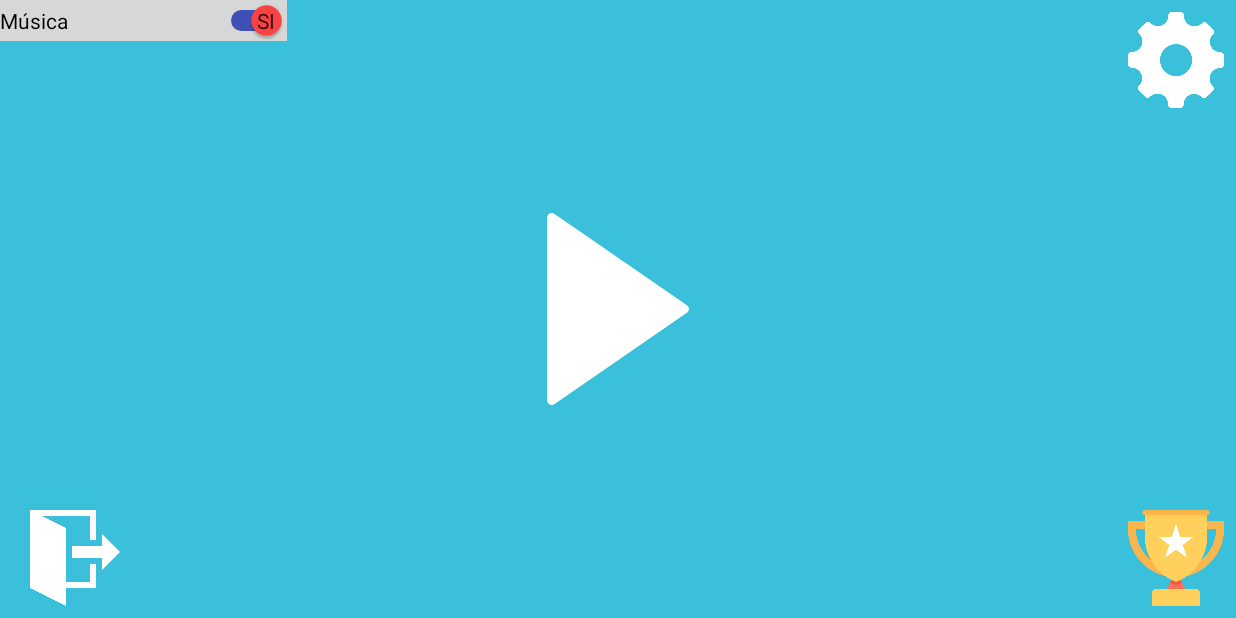
After one commit to mcherubini/juego-cartas-memoria, an Android app: the fragment FragmentOpciones placed in its activity, on a phone screen of 824 x 412 dp (held sideways). The commit adds this screen. Run offline under Robolectric (Android 15) with nearby library versions, the phone set to English and light mode, and no system bars.

Commit message:
Añadido Boton de opciones al menu principal, el cual incluye una Activity con boton de activar o desactivar la musica que se guarda en las preferencias compartidas.

```diff
--- a/app/src/main/AndroidManifest.xml
+++ b/app/src/main/AndroidManifest.xml
@@ -24,7 +24,8 @@
         <activity
             android:name=".ActivityPartida"
             android:screenOrientation="landscape" />
-        <activity android:name=".ActivityPuntuaciones"></activity>
+        <activity android:name=".ActivityPuntuaciones" />
+        <activity android:name=".ActivityOpciones"></activity>
     </application>
 
 </manifest>
--- a/app/src/main/java/com/example/michele/proyectojuegoparejas/FragmentMenu.java
+++ b/app/src/main/java/com/example/michele/proyectojuegoparejas/FragmentMenu.java
@@ -36,7 +36,7 @@ public class FragmentMenu extends Fragment{
         view =  inflater.inflate(R.layout.fragment_menu, container, false);
         ImageButton btnJugar = (ImageButton) view.findViewById(R.id.imagen_play);
         ImageButton btnExit = (ImageButton) view.findViewById(R.id.imagen_exit);
-        //ImageButton btnOpciones = (ImageButton) view.findViewById(R.id.imagen_opciones);
+        ImageButton btnOpciones = (ImageButton) view.findViewById(R.id.imagen_opciones);
         ImageButton btnScore = (ImageButton) view.findViewById(R.id.imagen_trofeo);
 
         btnJugar.setOnClickListener(new View.OnClickListener(){
@@ -45,7 +45,12 @@ public class FragmentMenu extends Fragment{
                 callBack.cargarDificultad();
             }
         });
-
+        btnOpciones.setOnClickListener(new View.OnClickListener(){
+            @Override
+            public void onClick(View view) {
+                callBack.cargarOpciones();
+            }
+        });
         btnExit.setOnClickListener(new View.OnClickListener(){
             @Override
             public void onClick(View view) {
@@ -73,14 +78,8 @@ public class FragmentMenu extends Fragment{
     }
 
 
-    /*public void cargarDificultad(){
-
-        Intent i = new Intent(getContext(),ActivityDificultad.class);
-        startActivity(i);
-
-    }*/
-
     public interface ListenerMenuPartida{
         public void cargarDificultad();
+        public void cargarOpciones();
     }
 }
--- /dev/null
+++ b/app/src/main/java/com/example/michele/proyectojuegoparejas/FragmentOpciones.java
@@ -0,0 +1,56 @@
+package com.example.michele.proyectojuegoparejas;
+
+
+import android.content.Context;
+import android.content.SharedPreferences;
+import android.os.Bundle;
+import android.support.v4.app.Fragment;
+import android.util.Log;
+import android.view.LayoutInflater;
+import android.view.View;
+import android.view.ViewGroup;
+import android.widget.CompoundButton;
+import android.widget.Switch;
+
+
+public class FragmentOpciones extends Fragment {
+
+    private SharedPreferences sharedPref;
+
+    public FragmentOpciones() {
+        // Required empty public constructor
+    }
+
+
+    @Override
+    public View onCreateView(LayoutInflater inflater, ViewGroup container,
+                             Bundle savedInstanceState) {
+        // Inflate the layout for this fragment
+        View view = inflater.inflate(R.layout.fragment_opciones, container, false);
+
+        Switch switchMusica = (Switch) view.findViewById(R.id.activarMusica);
+
+        sharedPref = getActivity().getSharedPreferences(getString(R.string.fichero_opciones),
+                Context.MODE_PRIVATE);
+
+        switchMusica.setChecked(sharedPref.getBoolean(getString(R.string.is_musica_activa), true));
+
+        switchMusica.setOnCheckedChangeListener(new CompoundButton.OnCheckedChangeListener() {
+            public void onCheckedChanged(CompoundButton buttonView, boolean isChecked) {
+
+                SharedPreferences.Editor editor = sharedPref.edit();
+
+                if (isChecked) {
+
+                    editor.putBoolean(getString(R.string.is_musica_activa),true);
+                    editor.commit();
+                } else {
+                    editor.putBoolean(getString(R.string.is_musica_activa),false);
+                    editor.commit();
+                }
+            }
+        });
+        return view;
+    }
+
+}
--- a/app/src/main/res/layout/fragment_menu.xml
+++ b/app/src/main/res/layout/fragment_menu.xml
@@ -63,7 +63,7 @@
             app:layout_constraintRight_toRightOf="parent"
             app:layout_constraintTop_toTopOf="parent" />
 
-        <!-- <ImageButton
+        <ImageButton
             android:id="@+id/imagen_opciones"
             android:layout_width="64dp"
             android:layout_height="64dp"
@@ -79,7 +79,7 @@
             app:layout_constraintRight_toRightOf="parent"
             app:layout_constraintTop_toTopOf="parent"
             app:layout_constraintVertical_bias="0.0"
-            app:srcCompat="@drawable/settings_work_tool" /> -->
+            app:srcCompat="@drawable/settings_work_tool" />
 
     </android.support.constraint.ConstraintLayout>
 
--- /dev/null
+++ b/app/src/main/res/layout/fragment_opciones.xml
@@ -0,0 +1,23 @@
+<FrameLayout xmlns:android="http://schemas.android.com/apk/res/android"
+    xmlns:tools="http://schemas.android.com/tools"
+    xmlns:app="http://schemas.android.com/apk/res-auto"
+    android:layout_width="match_parent"
+    android:layout_height="match_parent"
+    tools:context="com.example.michele.proyectojuegoparejas.FragmentOpciones">
+
+    <!-- TODO: Update blank fragment layout -->
+
+    <Switch
+        android:id="@+id/activarMusica"
+        android:layout_width="191dp"
+        android:layout_height="wrap_content"
+        android:background="?attr/colorButtonNormal"
+        android:checked="true"
+        android:showText="true"
+        android:text="@string/musica"
+        android:textOff="@string/no"
+        android:textOn="@string/si"
+        android:thumbTint="@android:color/holo_red_light"
+        android:trackTint="@color/colorPrimary"
+        android:trackTintMode="src_over" />
+</FrameLayout>
--- a/app/src/main/res/values/colors.xml
+++ b/app/src/main/res/values/colors.xml
@@ -1,8 +1,8 @@
 <?xml version="1.0" encoding="utf-8"?>
 <resources>
-    <color name="colorPrimary">#3F51B5</color>
-    <color name="colorPrimaryDark">#303F9F</color>
+    <color name="colorPrimary">#3f51b5</color>
+    <color name="colorPrimaryDark">#303f9f</color>
     <color name="colorAccent">#ff4081</color>
-    <color name="blanco">#FFFFFF</color>
+    <color name="blanco">#ffffff</color>
     <color name="fondo_menu">#3BC0DC</color>
 </resources>
--- a/app/src/main/res/values/strings.xml
+++ b/app/src/main/res/values/strings.xml
@@ -18,4 +18,9 @@
     <string name="jugador">Jugador</string>
     <string name="score">Score</string>
     <string name="nombre_jugador">Nombre Jugador</string>
+    <string name="musica">Música</string>
+    <string name="si">Si</string>
+    <string name="no">No</string>
+    <string name="is_musica_activa">is_musica_activa</string>
+    <string name="fichero_opciones">com.example.michele.proyectojuegoparejas.fichero_opciones</string>
 </resources>
```
Also changed, not shown: app/src/main/java/com/example/michele/proyectojuegoparejas/ActivityOpciones.java (added, +13 -0 lines), app/src/main/java/com/example/michele/proyectojuegoparejas/FragmentPartida.java (+20 -6 lines), app/src/main/java/com/example/michele/proyectojuegoparejas/MainActivity.java (+13 -0 lines), app/src/main/res/layout/activity_opciones.xml (added, +17 -0 lines).
